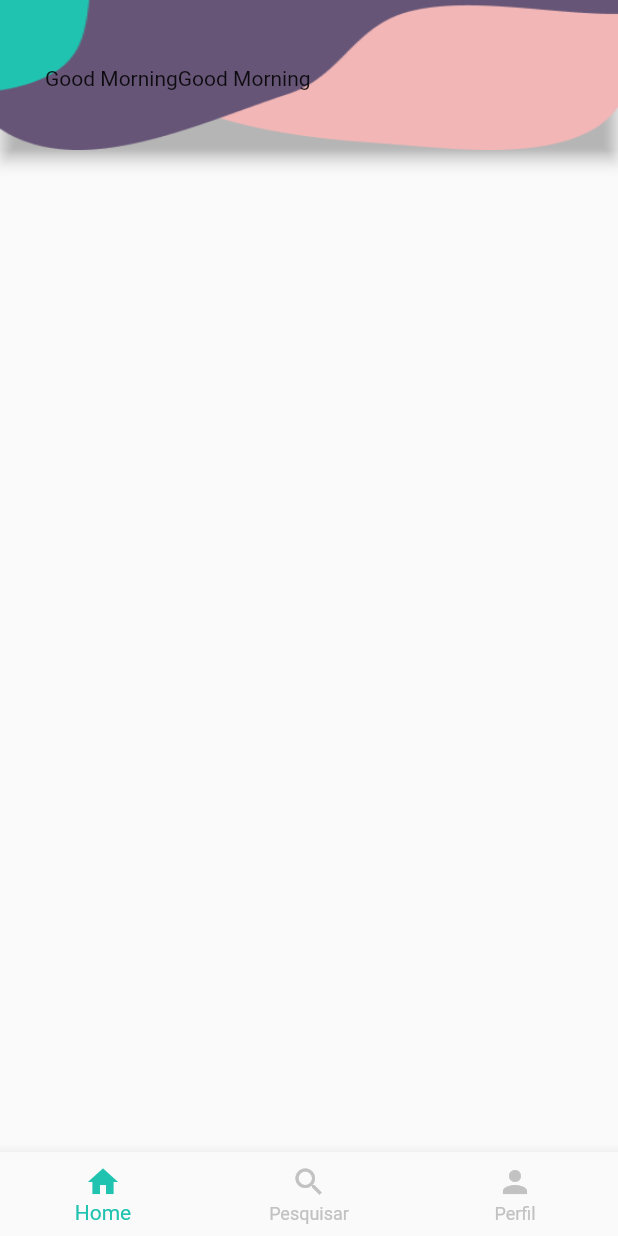
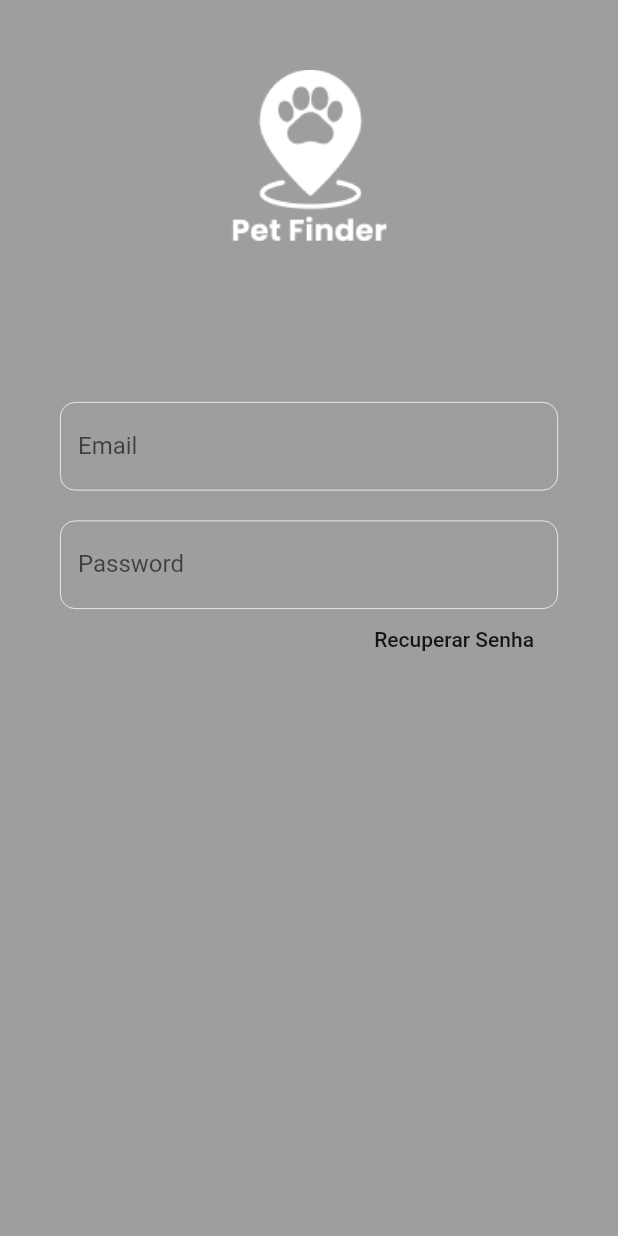
Before and after one commit to analise-poo/projeto-pet-pet-finder, a Flutter app: the screen it shows after launch, on a phone screen of 412 x 824 dp. Run offline on Flutter 3.47's test engine with Material 2 defaults, Android fonts, the phone set to English and light mode, and no system bars.

Commit message:
[mobile] LoginPage criada

```diff
--- a/pet_finder/lib/main.dart
+++ b/pet_finder/lib/main.dart
@@ -1,5 +1,8 @@
 import 'package:flutter/material.dart';
 import 'package:pet_finder/utils/colors.dart';
+
+import 'screens/LoginPage.dart';
+
 
 void main() {
   runApp(MyApp());
@@ -14,7 +17,7 @@ class MyApp extends StatelessWidget {
       theme: ThemeData(
         primarySwatch: Colors.blue,
       ),
-      home: Home(),
+      home: LoginPage(),
       debugShowCheckedModeBanner: false,
     );
   }
@@ -24,39 +27,20 @@ class Home extends StatelessWidget {
   @override
   Widget build(BuildContext context) {
     return Scaffold(
-      appBar: PreferredSize(
-        preferredSize: Size.fromHeight(100),
-        child: AppBar(
-          flexibleSpace: Container(
-            decoration: BoxDecoration(
-              image: DecorationImage(
-                image: AssetImage("images/BackgroundAppBarHome.png"),
-                fit: BoxFit.fill,
-              ),
-            ),
+      appBar: AppBar(
+        title: TextField(
+          obscureText: true,
+          decoration: InputDecoration(
+            border: OutlineInputBorder(),
+            labelText: 'Password',
           ),
-          bottom: PreferredSize(
-            preferredSize: Size.fromHeight(100),
-            child: Padding(
-              padding: const EdgeInsets.symmetric(horizontal: 30, vertical: 40),
-              child: Row(
-                children: [
-                  Row(
-                    children: [
-                      Text("Good Morning"),
-                    ],
-                  ),
-                  Row(
-                    children: [
-                      Text("Good Morning"),
-                    ],
-                  )
-                ],
-              ),
-            ),
+        ),
+        actions: <Widget>[
+          CircleAvatar(
+            backgroundColor: Colors.yellow,
+            radius: 80,
           ),
-          backgroundColor: Colors.transparent,
-        ),
+        ],
       ),
       bottomNavigationBar: BottomBar(),
     );
--- /dev/null
+++ b/pet_finder/lib/screens/LoginPage.dart
@@ -0,0 +1,84 @@
+import 'package:flutter/material.dart';
+
+class LoginPage extends StatelessWidget {
+  @override
+  Widget build(BuildContext context) {
+    return Scaffold(
+      body: Container(
+          padding: EdgeInsets.only(
+            top: 40,
+            left: 40,
+            right: 40,
+          ),
+          color: Colors.grey,
+          child: ListView(
+            children: <Widget>[
+              SizedBox(
+                  width: 128,
+                  height: 128,
+                  child: Image.asset("images/Logo.png")),
+              SizedBox(
+                height: 100,
+              ),
+              TextField(
+                keyboardType: TextInputType.emailAddress,
+                decoration: InputDecoration(
+                  labelText: "Email",
+                  focusedBorder: OutlineInputBorder(
+                    borderRadius: const BorderRadius.all(
+                      const Radius.circular(10.0),
+                    ),
+                    borderSide: BorderSide(color: Colors.white, width: 0.5),
+                  ),
+                  enabledBorder: OutlineInputBorder(
+                    borderRadius: const BorderRadius.all(
+                      const Radius.circular(10.0),
+                    ),
+                    borderSide: BorderSide(color: Colors.white, width: 0.5),
+                  ),
+                ),
+              ),
+              SizedBox(
+                height: 20,
+              ),
+              TextField(
+                keyboardType: TextInputType.emailAddress,
+                decoration: InputDecoration(
+                  labelText: "Password",
+                  focusedBorder: OutlineInputBorder(
+                    borderRadius: const BorderRadius.all(
+                      const Radius.circular(10.0),
+                    ),
+                    borderSide: BorderSide(color: Colors.white, width: 0.5),
+                  ),
+                  enabledBorder: OutlineInputBorder(
+                    borderRadius: const BorderRadius.all(
+                      const Radius.circular(10.0),
+                    ),
+                    borderSide: BorderSide(color: Colors.white, width: 0.5),
+                  ),
+                ),
+              ),
+              Container(
+                  height: 40,
+                  alignment: Alignment.centerRight,
+                  child: FlatButton(
+                    child: Text(
+                      "Recuperar Senha",
+                      textAlign: TextAlign.right,
+                    ),
+                    onPressed: () {},
+                  )),
+                  SizedBox(
+                    height:20,
+                  ),
+                  Container(
+                    height:60,
+                    alignment:Alignment.centerLeft,
+                    decoration:BoxDecoration()
+                  )
+            ],
+          )),
+    );
+  }
+}
--- a/pet_finder/pubspec.yaml
+++ b/pet_finder/pubspec.yaml
@@ -47,6 +47,7 @@ flutter:
   # To add assets to your application, add an assets section, like this:
   assets:
     - images/BackgroundAppBarHome.png
+    - images/Logo.png
 
   # An image asset can refer to one or more resolution-specific "variants", see
   # https://flutter.dev/assets-and-images/#resolution-aware.
```
Also changed, not shown: pet_finder/images/Logo.png (added), pet_finder/pubspec.lock.
